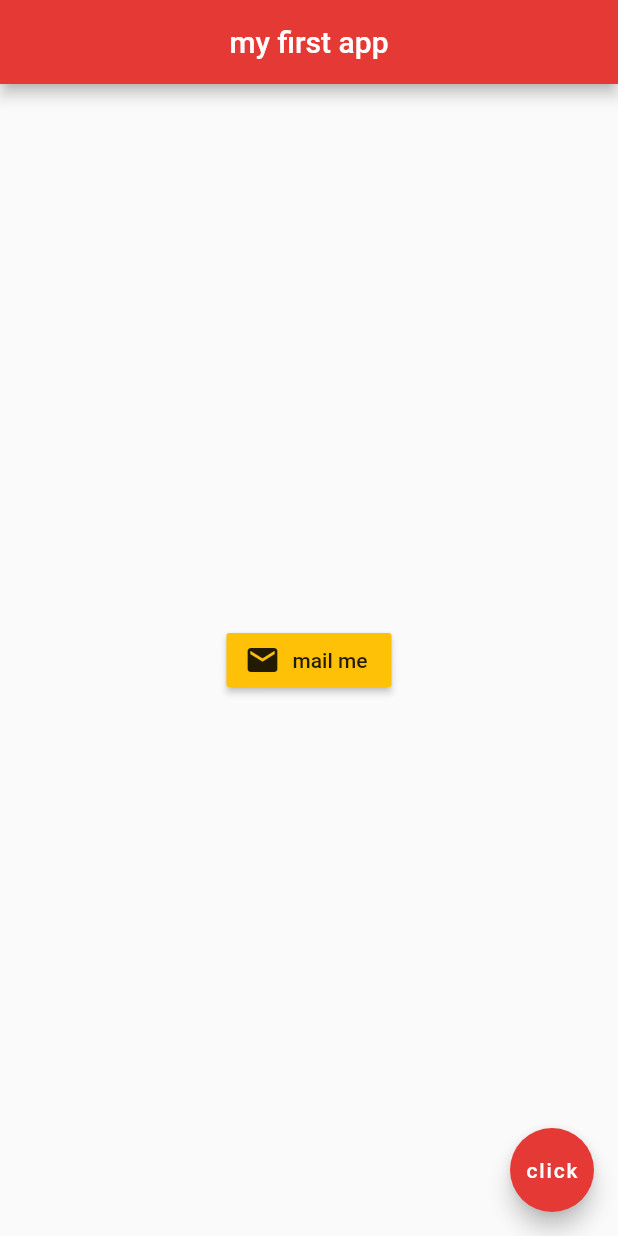
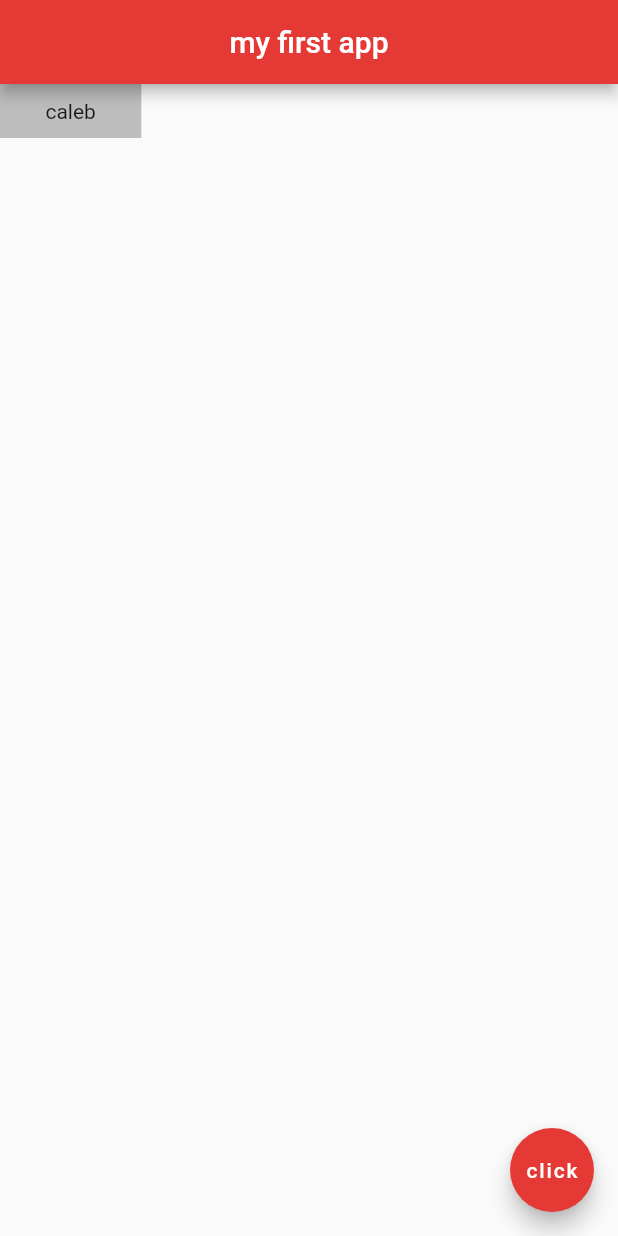
Before and after one commit to MbuguaCaleb/second_flutter_app, a Flutter app: the screen it shows after launch, on a phone screen of 412 x 824 dp. Run offline on Flutter 3.47's test engine with Material 2 defaults, Android fonts, the phone set to English and light mode, and no system bars.

Commit message:
'flutter-layouts'

```diff
--- a/lib/main.dart
+++ b/lib/main.dart
@@ -1,3 +1,4 @@
+import 'package:flutter/cupertino.dart';
 import 'package:flutter/material.dart';
 
 
@@ -7,8 +8,6 @@ import 'package:flutter/material.dart';
 void main() => runApp(MaterialApp(
   home:Home()
 ));
-
-
 
 /*Custom hot reload flutter class*/
 /*I shall be returning all the widgets whose state does not change under the Stateless Widget*/
@@ -21,15 +20,10 @@ class Home extends StatelessWidget {
         centerTitle: true,
         backgroundColor: Colors.red[600],
       ),
-      body: Center(
-        child: RaisedButton.icon(
-          onPressed: (){},
-          icon:Icon(
-            Icons.mail
-          ),
-          label: Text('mail me'),
-          color: Colors.amber,
-        )
+      body:Container(
+        padding: EdgeInsets.symmetric(horizontal:30.3, vertical: 10.0),
+        color:Colors.grey[400],
+        child: Text('caleb'),
       ),
       floatingActionButton: FloatingActionButton(
         onPressed: (){},
```
Also changed, not shown: 1 other file.
